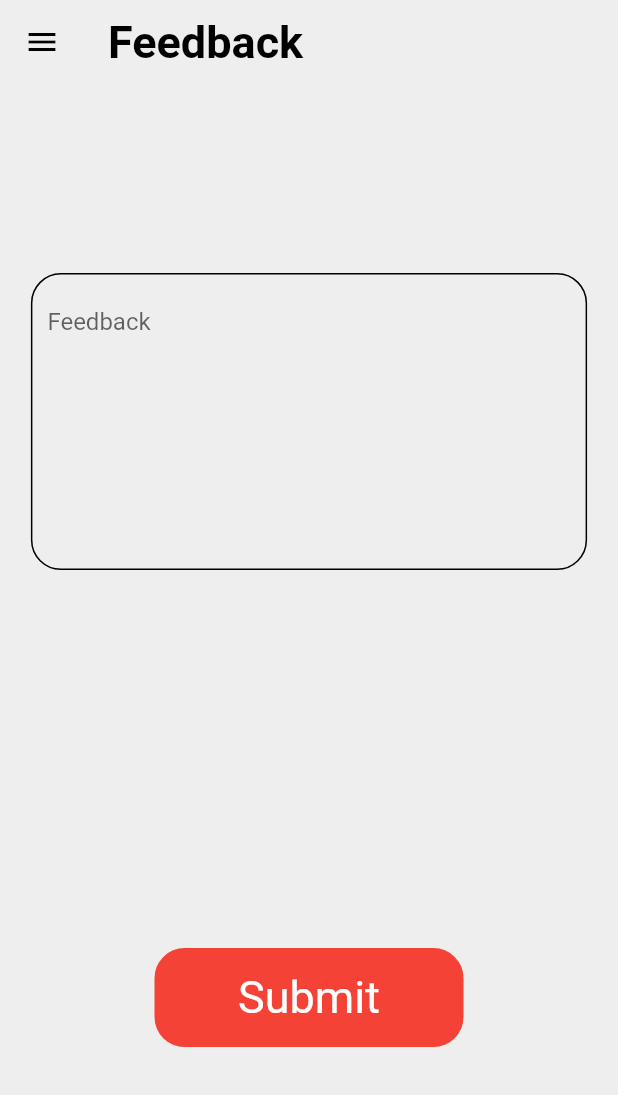
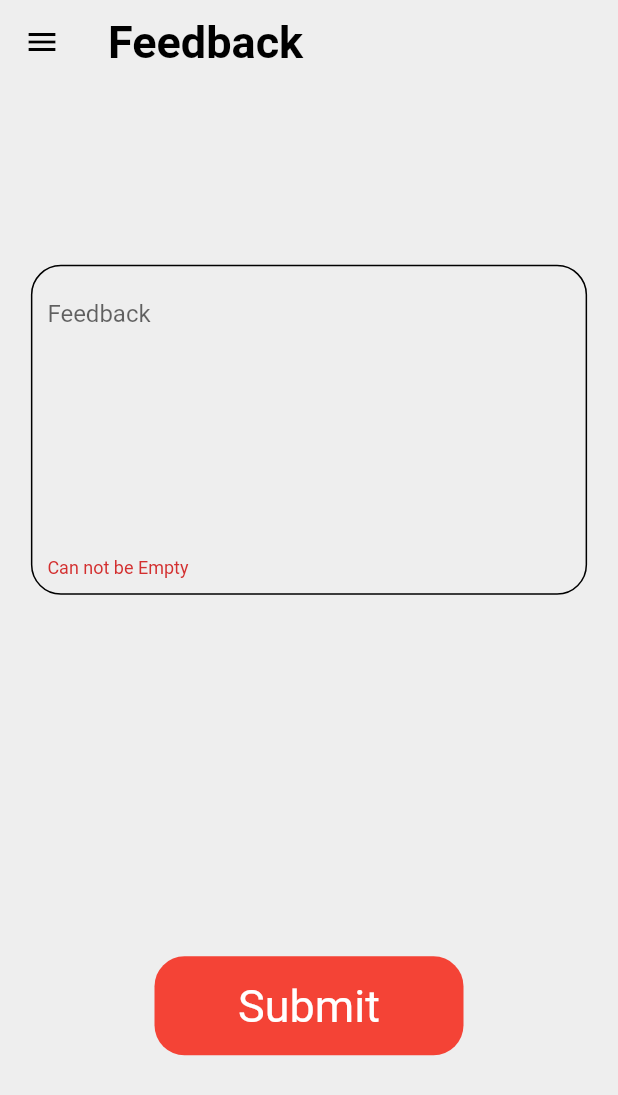
Before and after one commit to VikasRajbharGit/College-Events, a Flutter app: the Feedback screen opened directly, after a tap on "Submit", on a phone screen of 412 x 824 dp. Shown: the top 1095 px of the screen. Run offline on Flutter 3.47's test engine with Material 2 defaults, Android fonts, the phone set to English and light mode, and no system bars; our stand-ins replace cached_network_image, cloud_firestore, dio, file_picker, firebase_auth, firebase_database and 6 more; accounts and stored records are empty; Roboto replaces fonts that are missing (Lexend Deca).

Commit message:
Alpha 1.0

```diff
--- a/lib/views/feedback.dart
+++ b/lib/views/feedback.dart
@@ -1,4 +1,6 @@
+import 'package:college_events/model/firebass_scoped_model.dart';
 import 'package:flutter/material.dart';
+import 'package:scoped_model/scoped_model.dart';
 import 'drawer.dart';
 import 'package:college_events/util/text_styles.dart';
 
@@ -8,10 +10,17 @@ class Feedback extends StatefulWidget {
 }
 
 class _FeedbackState extends State<Feedback> {
-  TextEditingController _controller=new TextEditingController();
+  TextEditingController _controller = new TextEditingController();
+  final GlobalKey<ScaffoldState> _scaffoldKey = new GlobalKey<ScaffoldState>();
+  final GlobalKey<FormState> formKey = GlobalKey<FormState>();
+  DateTime date = DateTime.now();
+  var fbText='';
   @override
   Widget build(BuildContext context) {
+    return ScopedModelDescendant<FirebaseHandler>(
+        builder: (context, child, model) {
       return Scaffold(
+        key: _scaffoldKey,
         appBar: AppBar(
           title: Text('Feedback'),
         ),
@@ -19,35 +28,66 @@ class _FeedbackState extends State<Feedback> {
           child: Column(
             mainAxisAlignment: MainAxisAlignment.spaceAround,
             children: <Widget>[
-            Container(
-              width: MediaQuery.of(context).size.width*0.9,
+              Form(
+                key: formKey,
+                child: Container(
+                  width: MediaQuery.of(context).size.width * 0.9,
                   padding: EdgeInsets.all(10.0),
                   decoration: BoxDecoration(
                       borderRadius: BorderRadius.circular(20.0),
-                border: Border.all(
-                  color: Colors.black,
-                  width: 1.0
-                )
-              ),
-              child: TextField(
-                controller: _controller,
+                      border: Border.all(color: Colors.black, width: 1.0)),
+                  child: TextFormField(
+                    validator: (val) =>
+                        val.length < 1 ? 'Can not be Empty' : null,
+                    //controller: _controller,
+                    onSaved: (val){
+                      fbText=val;
+                    },
                     maxLines: 8,
                     decoration: InputDecoration(
-                  border: InputBorder.none,
-                  hintText: 'Feedback'
+                        border: InputBorder.none, hintText: 'Feedback'),
                   ),
                 ),
               ),
               GestureDetector(
-              onTap: (){},
+                onTap: () async {
+                  if(formKey.currentState.validate()){
+                    formKey.currentState.save();
+                    var fb = {
+                    'feedback': fbText,
+                    'date': DateTime.now().toLocal(),
+                    'user': [
+                      model.currentUser.email,
+                      model.currentUser.displayName
+                    ]
+                  };
+                  await model.db
+                      .collection('feedbacks')
+                      .document(
+                          DateTime.now().millisecondsSinceEpoch.toString())
+                      .setData(fb);
+                  formKey.currentState.reset();
+                  var sb = SnackBar(
+                    content: Text('Feedback Submitted'),
+                    duration: Duration(seconds: 2),
+                    backgroundColor: Colors.green,
+                  );
+                  // Scaffold.of(context).showSnackBar(sb);
+                  _scaffoldKey.currentState.showSnackBar(sb);
+                  }
+                },
                 child: Container(
-                height: MediaQuery.of(context).size.height*0.08,
-                width: MediaQuery.of(context).size.width*0.5,
+                  height: MediaQuery.of(context).size.height * 0.08,
+                  width: MediaQuery.of(context).size.width * 0.5,
                   decoration: BoxDecoration(
                       color: Colors.red,
-                  borderRadius: BorderRadius.circular(20.0)
+                      borderRadius: BorderRadius.circular(20.0)),
+                  child: Center(
+                    child: Text(
+                      'Submit',
+                      style: high,
                     ),
-                child: Center(child: Text('Submit',style: high,),),
+                  ),
                 ),
               )
             ],
@@ -55,5 +95,6 @@ class _FeedbackState extends State<Feedback> {
         ),
         drawer: NavigationDrawer(3, context),
       );
+    });
   }
 }
--- a/lib/views/home.dart
+++ b/lib/views/home.dart
@@ -61,7 +61,7 @@ class _homeState extends State<home> with TickerProviderStateMixin {
           //print(model.bookmarks.length);
         }
 
-        //getBookmark();
+        getBookmark();
         var height = MediaQuery.of(context).size.height;
         return AnimatedBuilder(
           animation: _controller,
--- a/lib/views/profile.dart
+++ b/lib/views/profile.dart
@@ -9,6 +9,7 @@ import 'package:path/path.dart';
 import 'dart:io';
 import 'package:http/http.dart' show get;
 import 'package:file_picker/file_picker.dart';
+import 'registeration.dart';
 
 
 class Profile extends StatefulWidget {
@@ -86,9 +87,10 @@ class _ProfileState extends State<Profile> with TickerProviderStateMixin {
                       ),
                       RaisedButton(
                         onPressed: () {
-                          model.saveDeviceToken(['notices']);
+                          //model.saveDeviceToken(['notices']);
+                          Navigator.push(context, MaterialPageRoute(builder: (BuildContext context) => register()));
                         },
-                        child: Text('Generate Token'),
+                        child: Text('Register'),
                       ),
                       RaisedButton(
                           onPressed: () async {
--- a/lib/views/tabs/bookmarks_tab.dart
+++ b/lib/views/tabs/bookmarks_tab.dart
@@ -156,6 +156,7 @@ CustomTab bookmarksTab = CustomTab(
                                               child: Icon(
                                                       Icons.bookmark,
                                                       color: Colors.white,
+                                                      size: 35,
                                                     )
                                             ))
                                       ],
@@ -239,6 +240,7 @@ CustomTab bookmarksTab = CustomTab(
                                             child: Icon(
                                               Icons.bookmark,
                                               color: Colors.white,
+                                              size: 35,
                                             ),
                                           ),
                                         ),
--- a/lib/views/tabs/create_screens/new_event.dart
+++ b/lib/views/tabs/create_screens/new_event.dart
@@ -51,6 +51,7 @@ class _NewEventState extends State<NewEvent> {
                                 borderRadius: BorderRadius.circular(20),
                               ),
                               child: TextFormField(
+                                validator: (val)=> val.length<1 ? 'Can not be empty':null,
                                 decoration: InputDecoration(
                                     hintText: 'Title',
                                     border: InputBorder.none),
@@ -72,6 +73,7 @@ class _NewEventState extends State<NewEvent> {
                                   ),
                                   borderRadius: BorderRadius.circular(20)),
                               child: TextFormField(
+                                validator: (val)=> val.length<1 ? 'Can not be empty':null,
                                 decoration: InputDecoration(
                                   hintText: 'Description',
                                   border: InputBorder.none,
@@ -124,6 +126,7 @@ class _NewEventState extends State<NewEvent> {
                                 borderRadius: BorderRadius.circular(20),
                               ),
                               child: TextFormField(
+                                validator: (val)=> val.length<1 ? 'Can not be empty':null,
                                 decoration: InputDecoration(
                                     hintText: 'Committee',
                                     border: InputBorder.none),
@@ -147,6 +150,7 @@ class _NewEventState extends State<NewEvent> {
                               ),
                               child: TextFormField(
                                 keyboardType: TextInputType.phone,
+                                validator: (val)=> val.length!=10 ? 'Not valid Number':null,
                                 decoration: InputDecoration(
                                     hintText: 'Contact',
                                     border: InputBorder.none),
@@ -163,7 +167,7 @@ class _NewEventState extends State<NewEvent> {
                               child: Material(
                                 borderRadius: BorderRadius.circular(10),
                                 //type: MaterialType.transparency,
-                                color: Colors.red,
+                                color: Theme.of(context).accentColor,
                                 child: Container(
                                   width:
                                       MediaQuery.of(context).size.width * 0.3,
@@ -179,7 +183,8 @@ class _NewEventState extends State<NewEvent> {
                                       style: TextStyle(color: Colors.white),
                                     )),
                                     onTap: () {
-                                      event.category = categoryVal;
+                                      if(formKey.currentState.validate()){
+                                        event.category = categoryVal;
                                       event.timeStamp =
                                           DateTime.now().toString();
                                       // try {
@@ -201,7 +206,7 @@ class _NewEventState extends State<NewEvent> {
                                       final StorageUploadTask uploadTask =
                                           storageReference
                                               .child(
-                                                  'event-${event.title}-${event.author}-${event.timeStamp}-${p.extension(x)}')
+                                                  'event-${event.title}-${event.author}-${event.timeStamp}${p.extension(x)}')
                                               .putFile(
                                                 model.eventImage,
                                               );
@@ -244,6 +249,7 @@ class _NewEventState extends State<NewEvent> {
                                         Navigator.of(context).pop();
                                       }
 
+                                      }
                                       // model.uploadToStorage(
                                       //     context,
                                       //     _scaffoldKey,
--- a/lib/views/tabs/create_screens/test.dart
+++ b/lib/views/tabs/create_screens/test.dart
@@ -293,10 +293,7 @@ class _testState extends State<test> {
                         context: context,
                         builder: (context) {
                           return AlertDialog(
-                            content: Image.asset(
-                              'assets/images/done.gif',
-                              //filterQuality: FilterQuality.low,
-                            ),
+                            content: Text('Done'),
                             actions: <Widget>[
                               FlatButton(
                                   child: Text('OK'),
--- a/lib/views/tabs/events_tab.dart
+++ b/lib/views/tabs/events_tab.dart
@@ -142,7 +142,7 @@ CustomTab eventsTab = CustomTab(
                                           )),
                                       Positioned(
                                           right: 20,
-                                          bottom: 20,
+                                          bottom: 15,
                                           child: GestureDetector(
                                             onTap: () {
                                               model.bookmarks.contains(
@@ -158,10 +158,12 @@ CustomTab eventsTab = CustomTab(
                                                 ? Icon(
                                                     Icons.bookmark,
                                                     color: Colors.white,
+                                                    size: 35,
                                                   )
                                                 : Icon(
                                                     Icons.bookmark_border,
                                                     color: Colors.white,
+                                                    size: 35,
                                                   ),
                                           ))
                                     ],
--- a/lib/views/tabs/notifications_tab.dart
+++ b/lib/views/tabs/notifications_tab.dart
@@ -94,10 +94,12 @@ CustomTab notificationsTab = CustomTab(
                                                 ? Icon(
                                                     Icons.bookmark,
                                                     color: Colors.white,
+                                                    size: 35,
                                                   )
                                                 : Icon(
                                                     Icons.bookmark_border,
                                                     color: Colors.white,
+                                                    size: 35,
                                                   ),
                                           ),
                                         ),
```
Also changed, not shown: lib/main.dart (+5 -3 lines), lib/model/firebass_scoped_model.dart (+59 -28 lines), lib/views/detail_view.dart (+20 -3 lines), lib/views/event_details.dart (+17 -0 lines), lib/views/registeration.dart (added, +336 -0 lines), lib/views/tabs/create_screens/new_notice.dart (+24 -10 lines), 1 other file. Lines whose indentation alone changed are shown as unchanged.
